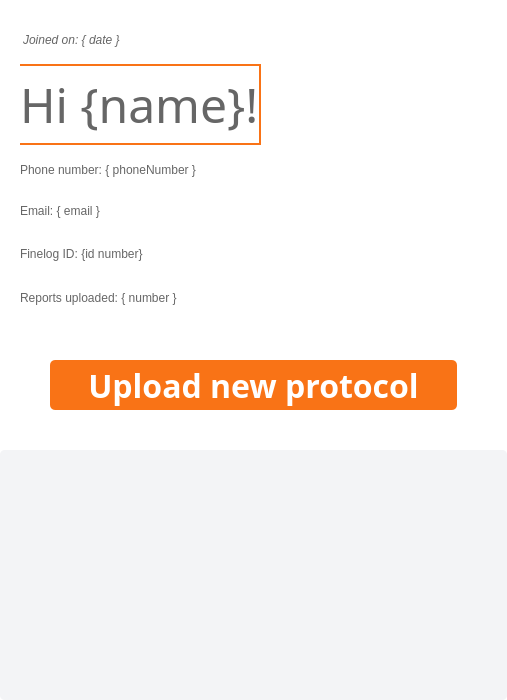
Before: the Qt Designer form userpanel.ui in Ph4sm4/FinelogApp, drawn with Qt 5.
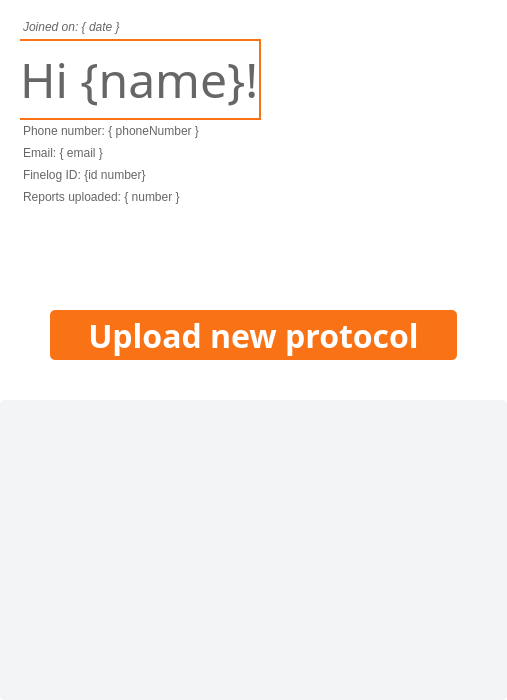
After: the same form once the commit is applied. Icons and pictures are not drawn.

Diff of the .ui file:
```diff
--- a/userpanel.ui
+++ b/userpanel.ui
@@ -173,14 +173,14 @@
               <string notr="true">QLabel {
 background: transparent;
 color: rgb(102, 102, 102);
-margin-top: 5px;
+padding: 4px 0;
 }</string>
              </property>
              <property name="text">
               <string>Phone number: { phoneNumber }</string>
              </property>
              <property name="alignment">
-              <set>Qt::AlignJustify|Qt::AlignVCenter</set>
+              <set>Qt::AlignLeading|Qt::AlignLeft|Qt::AlignVCenter</set>
              </property>
             </widget>
            </item>
@@ -190,6 +190,7 @@
               <string notr="true">QLabel {
 background: transparent;
 color: rgb(102, 102, 102);
+padding: 4px 0;
 }</string>
              </property>
              <property name="text">
@@ -203,6 +204,7 @@
               <string notr="true">QLabel {
 background: transparent;
 color: rgb(102, 102, 102);
+padding: 4px 0;
 }</string>
              </property>
              <property name="text">
@@ -216,6 +218,7 @@
               <string notr="true">QLabel {
 background: transparent;
 color: rgb(102, 102, 102);
+padding: 4px 0;
 }</string>
              </property>
              <property name="text">
@@ -223,6 +226,19 @@
              </property>
             </widget>
            </item>
+           <item>
+            <spacer name="verticalSpacer_5">
+             <property name="orientation">
+              <enum>Qt::Vertical</enum>
+             </property>
+             <property name="sizeHint" stdset="0">
+              <size>
+               <width>20</width>
+               <height>40</height>
+              </size>
+             </property>
+            </spacer>
+           </item>
           </layout>
          </item>
          <item>
@@ -372,7 +388,7 @@
          <property name="minimumSize">
           <size>
            <width>0</width>
-           <height>250</height>
+           <height>300</height>
           </size>
          </property>
          <property name="maximumSize">
@@ -440,7 +456,7 @@
             <x>0</x>
             <y>0</y>
             <width>507</width>
-            <height>250</height>
+            <height>300</height>
            </rect>
           </property>
           <property name="styleSheet">
```
